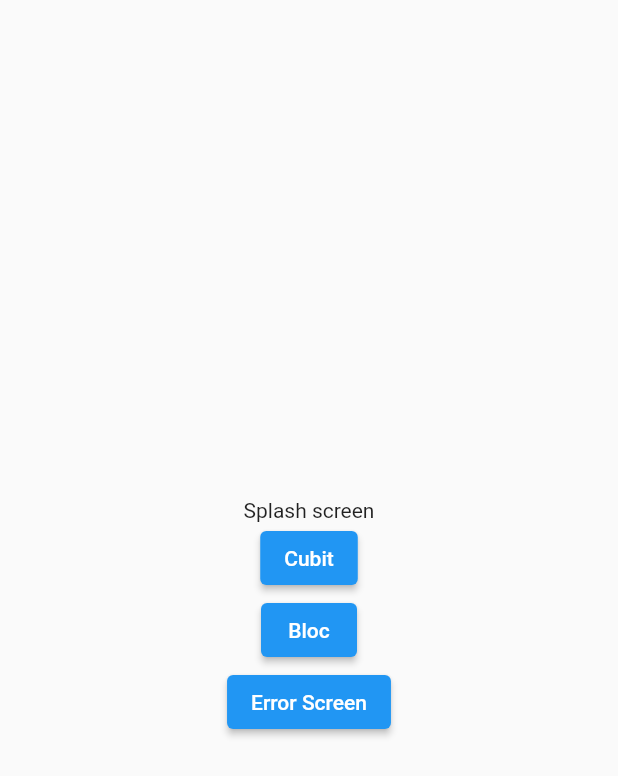
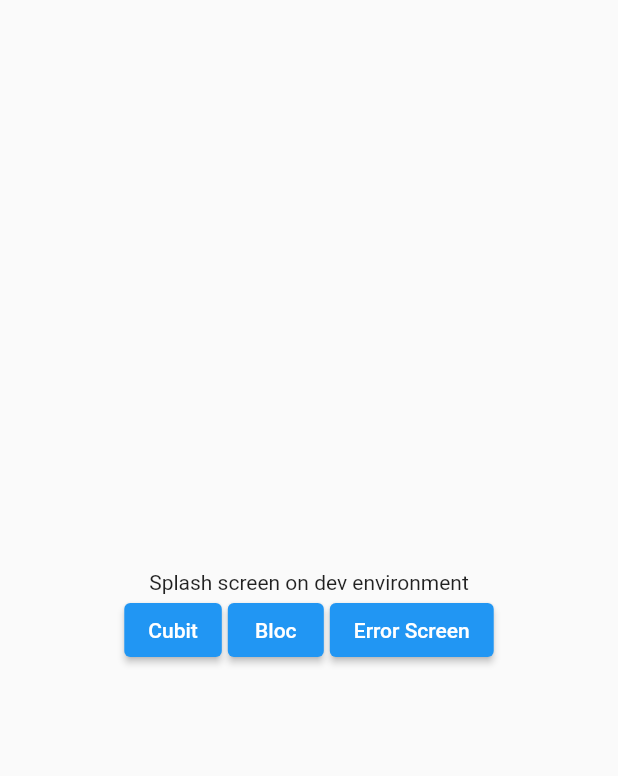
Before and after one commit to sarthak333/flutter-boilerplate, a Flutter app: the screen it shows after launch, on a phone screen of 412 x 824 dp. Shown: the top 776 px of the screen. Run offline on Flutter 3.47's test engine with Material 2 defaults, Android fonts, the phone set to English and light mode, and no system bars; our stand-ins replace fluro, flutter_bloc; missing offline and left inert: envify.

```diff
--- /dev/null
+++ b/lib/config/environment.dart
@@ -0,0 +1,8 @@
+import 'package:flutter/foundation.dart';
+import 'package:envify/envify.dart';
+part 'environment.g.dart';
+
+@Envify(path: kReleaseMode ? '.env.production' : '.env.development')
+abstract class Env {
+  static const key = _Env.key;
+}
--- a/lib/core/presentation/splash/index.dart
+++ b/lib/core/presentation/splash/index.dart
@@ -1,5 +1,6 @@
 import 'package:flutter/material.dart';
 import 'package:flutter_boilerplate/config/application.dart';
+import 'package:flutter_boilerplate/config/environment.dart';
 
 class Splash extends StatefulWidget {
   @override
@@ -42,18 +43,25 @@ class _SplashState extends State<Splash> {
             mainAxisSize: MainAxisSize.max,
             mainAxisAlignment: MainAxisAlignment.center,
             children: [
-              Text('Splash screen'),
+              Text('Splash screen on ${Env.key} environment'),
+              Row(
+                mainAxisAlignment: MainAxisAlignment.center,
+                children: [
                   ElevatedButton(
                     onPressed: goToCubit,
                     child: Text('Cubit'),
                   ),
+                  SizedBox(width: 4),
                   ElevatedButton(
                     onPressed: goToBloc,
                     child: Text('Bloc'),
                   ),
+                  SizedBox(width: 4),
                   ElevatedButton(
                     onPressed: goToErrorScreen,
                     child: Text('Error Screen'),
+                  ),
+                ],
               ),
             ],
           ),
--- a/pubspec.yaml
+++ b/pubspec.yaml
@@ -27,8 +27,11 @@ dependencies:
   flutter_bloc: ^7.0.0
   google_fonts: ^2.0.0
   fluro: ^2.0.3
+  envify: ^2.0.0
 
 dev_dependencies:
+  envify_generator: ^2.0.0
+  build_runner: ^1.12.2
   flutter_test:
     sdk: flutter
 
```
Also changed, not shown: lib/config/environment.g.dart (added), 2 other files. Lines whose indentation alone changed are shown as unchanged.
